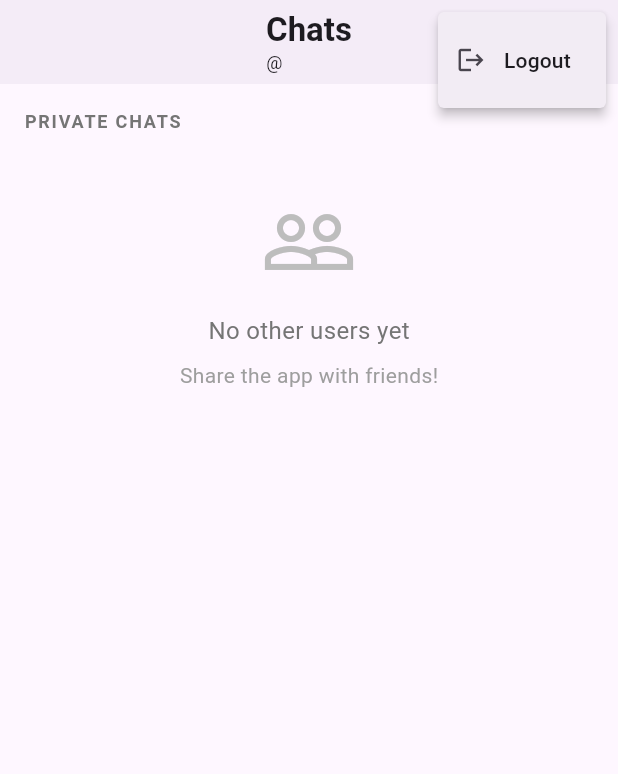
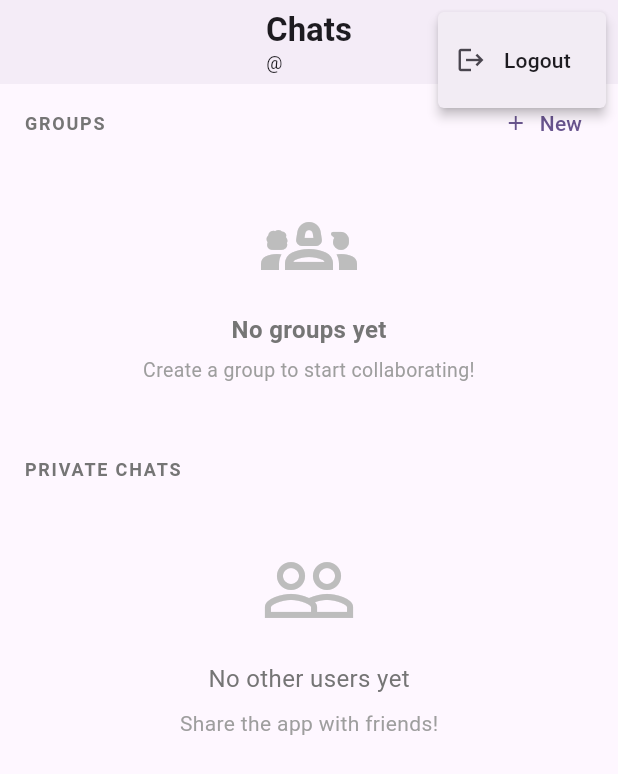
Before and after one commit to sahil00016/distributed_chat, a Flutter app: the ChatListScreen screen opened directly with empty values, after a tap on the "more vert" icon, on a phone screen of 412 x 824 dp. Shown: the top 774 px of the screen. Run offline on Flutter 3.47's test engine with Material 3 defaults, Android fonts, the phone set to English and light mode, and no system bars; our stand-ins replace file_picker, flutter_spinkit, shared_preferences, supabase_flutter; accounts and stored records are empty; network calls fail.

Commit message:
fix: restore group list by ensuring default membership and updating UI

```diff
--- a/client_flutter/lib/screens/chat_list_screen.dart
+++ b/client_flutter/lib/screens/chat_list_screen.dart
@@ -38,6 +38,8 @@ class _ChatListScreenState extends State<ChatListScreen> {
   }
 
   Future<void> _loadData() async {
+    setState(() => _isLoading = true);
+    await SupabaseService.ensureUserInDefaultGroup(widget.userId);
     await Future.wait([
       _loadGroups(),
       _loadUsers(),
@@ -231,7 +233,6 @@ class _ChatListScreenState extends State<ChatListScreen> {
               child: ListView(
                 children: [
                   // Groups Section
-                  if (_groups.isNotEmpty) ...[
                   Padding(
                     padding: const EdgeInsets.fromLTRB(16, 16, 16, 8),
                     child: Row(
@@ -268,6 +269,39 @@ class _ChatListScreenState extends State<ChatListScreen> {
                       ],
                     ),
                   ),
+
+                  if (_groups.isEmpty)
+                    Padding(
+                      padding: const EdgeInsets.symmetric(horizontal: 24, vertical: 32),
+                      child: Column(
+                        children: [
+                          Icon(
+                            Icons.groups_2_outlined,
+                            size: 64,
+                            color: Colors.grey.shade400,
+                          ),
+                          const SizedBox(height: 12),
+                          Text(
+                            'No groups yet',
+                            style: TextStyle(
+                              fontSize: 16,
+                              fontWeight: FontWeight.w600,
+                              color: Colors.grey.shade600,
+                            ),
+                          ),
+                          const SizedBox(height: 6),
+                          Text(
+                            'Create a group to start collaborating!',
+                            textAlign: TextAlign.center,
+                            style: TextStyle(
+                              fontSize: 13,
+                              color: Colors.grey.shade500,
+                            ),
+                          ),
+                        ],
+                      ),
+                    )
+                  else
                     ...(_groups.map((group) {
                       final hasUnread = group.unreadCount > 0;
 
@@ -350,7 +384,6 @@ class _ChatListScreenState extends State<ChatListScreen> {
                         ),
                       );
                     })),
-                  ],
 
                   // Section Header
                   Padding(
--- a/client_flutter/lib/screens/chat_screen.dart
+++ b/client_flutter/lib/screens/chat_screen.dart
@@ -163,7 +163,7 @@ class _ChatScreenState extends State<ChatScreen> {
         await SupabaseService.saveGroupMessage(
           senderId: _currentUserId ?? '',
           senderUsername: _currentUsername ?? '',
-          groupId: widget.groupId ?? '',
+          groupId: widget.groupId,
           content: content,
           messageType: 'text',
         );
@@ -213,7 +213,7 @@ class _ChatScreenState extends State<ChatScreen> {
           await SupabaseService.saveGroupMessage(
             senderId: _currentUserId ?? '',
             senderUsername: _currentUsername ?? '',
-            groupId: widget.groupId ?? '',
+            groupId: widget.groupId,
             messageType: messageType,
             fileUrl: fileUrl,
             fileName: fileName,
--- a/client_flutter/lib/screens/create_group_screen.dart
+++ b/client_flutter/lib/screens/create_group_screen.dart
@@ -90,7 +90,7 @@ class _CreateGroupScreenState extends State<CreateGroupScreen> {
       Navigator.of(context).pushReplacement(
         MaterialPageRoute(
           builder: (context) => ChatScreen(
-            socketService: null, // Not using socket for now
+            socketService: null, // sockets handled when joining via list
             chatType: ChatType.group,
             chatTitle: _groupNameController.text.trim(),
             groupId: groupId,
--- a/client_flutter/lib/screens/username_setup_screen.dart
+++ b/client_flutter/lib/screens/username_setup_screen.dart
@@ -3,6 +3,7 @@ import 'package:supabase_flutter/supabase_flutter.dart';
 import 'package:shared_preferences/shared_preferences.dart';
 import 'package:uuid/uuid.dart';
 import 'chat_list_screen.dart';
+import '../services/supabase_service.dart';
 
 class UsernameSetupScreen extends StatefulWidget {
   const UsernameSetupScreen({super.key});
@@ -63,6 +64,9 @@ class _UsernameSetupScreenState extends State<UsernameSetupScreen> {
           'is_online': true,
         });
       }
+
+      // Ensure user is part of the global group
+      await SupabaseService.ensureUserInDefaultGroup(userId);
 
       // Save to local storage
       final prefs = await SharedPreferences.getInstance();
--- a/client_flutter/lib/services/supabase_service.dart
+++ b/client_flutter/lib/services/supabase_service.dart
@@ -7,11 +7,13 @@ import 'package:flutter/foundation.dart';
 class SupabaseService {
   static final _client = Supabase.instance.client;
 
+  static const String defaultGroupId = '00000000-0000-0000-0000-000000000001';
+
   // Save group message
   static Future<void> saveGroupMessage({
     required String senderId,
     required String senderUsername,
-    required String groupId,
+    String? groupId,
     String? content,
     String? messageType,
     String? fileUrl,
@@ -23,7 +25,7 @@ class SupabaseService {
     await _client.from('group_messages').insert({
       'sender_id': senderId,
       'sender_username': senderUsername,
-      'group_id': groupId,
+      'group_id': groupId ?? defaultGroupId,
       'content': content,
       'message_type': messageType ?? 'text',
       'file_url': fileUrl,
@@ -293,4 +295,16 @@ class SupabaseService {
         .eq('sender_id', senderId)
         .eq('is_read', false);
   }
+
+  // Ensure user is in default group
+  static Future<void> ensureUserInDefaultGroup(String userId) async {
+    try {
+      await _client.from('group_members').upsert({
+        'group_id': defaultGroupId,
+        'user_id': userId,
+      });
+    } catch (e) {
+      debugPrint('Error ensuring default group membership: $e');
+    }
+  }
 }
```
Lines whose indentation alone changed are shown as unchanged.
